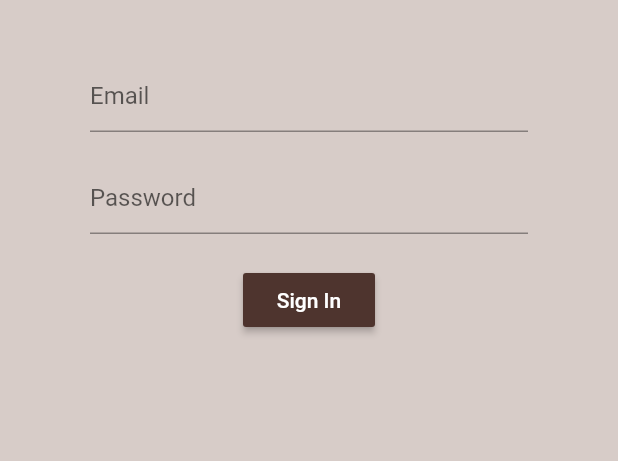
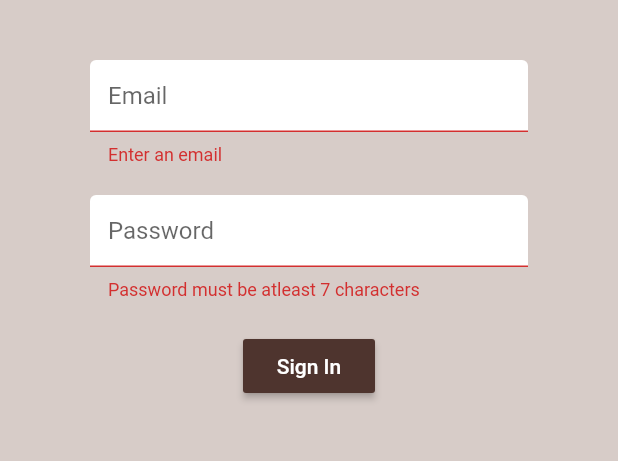
Before and after one commit to pushkarmahajan/brew_crew, a Flutter app: the screen it shows after launch, after a tap on "Sign In", on a phone screen of 412 x 824 dp, the part 84-545 px from its top. Run offline on Flutter 3.47's test engine with Material 2 defaults, Android fonts, the phone set to English and light mode, and no system bars; our stand-ins replace firebase_auth, firebase_core; accounts and stored records are empty.

Commit message:
Sign in with email and password

```diff
--- a/lib/screens/authenticate/register.dart
+++ b/lib/screens/authenticate/register.dart
@@ -1,3 +1,4 @@
+import 'package:brew_crew/shared/constants.dart';
 import 'package:flutter/material.dart';
 import 'package:brew_crew/services/auth.dart';
 
@@ -50,9 +51,7 @@ class _RegisterState extends State<Register> {
                           email = val;
                         });
                       },
-                    decoration: InputDecoration(
-                        hintText: 'Email'
-                    )
+                      decoration: textFormField.copyWith(hintText: "Email"),
                     ),
                     SizedBox(height: 20.0,),
                     TextFormField(
@@ -63,9 +62,7 @@ class _RegisterState extends State<Register> {
                           password = val;
                         });
                       },
-                      decoration: InputDecoration(
-                        hintText: 'Password'
-                      )
+                      decoration: textFormField.copyWith(hintText: "Password"),
                     ),
                     SizedBox(height: 20.0,),
                     RaisedButton(
--- a/lib/screens/authenticate/sign_in.dart
+++ b/lib/screens/authenticate/sign_in.dart
@@ -1,4 +1,5 @@
 import 'package:brew_crew/services/auth.dart';
+import 'package:brew_crew/shared/constants.dart';
 import 'package:flutter/cupertino.dart';
 import 'package:flutter/material.dart';
 
@@ -12,9 +13,11 @@ class SignIn extends StatefulWidget {
 class _SignInState extends State<SignIn> {
 
   final AuthService _auth = AuthService();
+  final _formKey = GlobalKey<FormState>();
   //text field state
   String email='';
   String password='';
+  String error = '';
 
   @override
   Widget build(BuildContext context) {
@@ -36,36 +39,39 @@ class _SignInState extends State<SignIn> {
       body:  Container(
         padding: EdgeInsets.symmetric(vertical: 20.0, horizontal: 60.0),
         child: Form(
+            key: _formKey,
             child: Column(
               children: [
                 SizedBox(height: 20.0,),
                 TextFormField(
+                  validator: (val) => val.isEmpty ? 'Enter an email' : null,
                   onChanged: (val) {
                     setState(() {
                       email = val;
                     });
                   },
-                  decoration: InputDecoration(
-                      hintText: 'Email'
-                  )
+                  decoration: textFormField.copyWith(hintText: "Email"),
                 ),
                 SizedBox(height: 20.0,),
                 TextFormField(
                   obscureText: true,
+                  validator: (val) => val.length < 6 ? "Password must be atleast 7 characters" : null,
                   onChanged: (val) {
                     setState(() {
                     password = val;
                     });
                   },
-                  decoration: InputDecoration(
-                      hintText: 'Password'
-                  )
+                  decoration: textFormField.copyWith(hintText: "Password"),
                 ),
                 SizedBox(height: 20.0,),
                 RaisedButton(
                   onPressed: () async{
-                    print(email);
-                    print(password);
+                    if (_formKey.currentState.validate()) {
+                        dynamic result = await _auth.signInWithEmailAndPassword(email, password);
+                      if(result == null){
+                        setState(() => error = 'Could not sign in with email and password');
+                      }
+                    }
                   },
                 color: Colors.brown[800],
                 child: Text(
@@ -74,6 +80,13 @@ class _SignInState extends State<SignIn> {
                     color: Colors.white,
                   ),
                 ),
+              ),
+              SizedBox(height: 12.0),
+              Text(
+                  error,
+                  style: TextStyle(
+                    color: Colors.red,
+                  )
               )
               ],
 
--- a/lib/services/auth.dart
+++ b/lib/services/auth.dart
@@ -16,6 +16,20 @@ class AuthService {
         // .map((User user) => _userFromFirebaseUser(user));
           .map(_userFromFirebaseUser);// same as the above commented
   }
+
+  //A method for signIn using email and password
+  Future signInWithEmailAndPassword(String email, String password) async {
+    try{
+      UserCredential result = await _auth.signInWithEmailAndPassword(email: email, password: password);
+      User user = result.user;
+      return _userFromFirebaseUser(user);
+    }catch(e){
+      print(e.toString());
+      return null;
+    }
+  }
+
+
 
 
   //A method for signIn anonymously
--- /dev/null
+++ b/lib/shared/constants.dart
@@ -0,0 +1,12 @@
+import 'package:flutter/material.dart';
+
+const textFormField = InputDecoration(
+    fillColor: Colors.white,
+    filled: true,
+    enabledBorder: OutlineInputBorder(
+        borderSide: BorderSide(color: Colors.white, width:2.0)
+    ),
+    focusedBorder: OutlineInputBorder(
+        borderSide: BorderSide(color: Colors.brown, width: 2.0)
+    )
+);
--- a/pubspec.yaml
+++ b/pubspec.yaml
@@ -32,6 +32,7 @@ dependencies:
   firebase_auth: ^0.20.0
   cloud_firestore: ^0.16.0
   provider: ^4.3.2+4
+  flutter_spinkit: ^4.1.2+1
 
 
 dev_dependencies:
```
Also changed, not shown: lib/shared/loading.dart (added), pubspec.lock.
